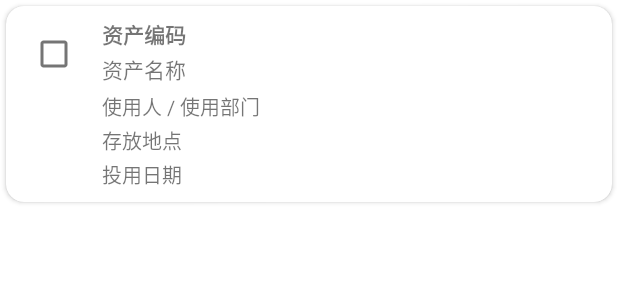
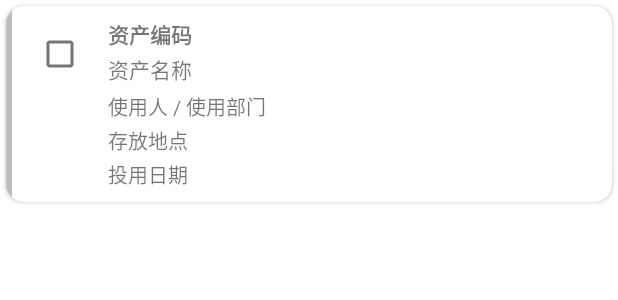
Before and after one commit to xuexizhe007/asset-inventory-app, an Android app: the layout item_asset.xml on its own in the app's theme, with its tools: preview values and no code run, on a phone screen of 412 x 824 dp. Shown: the top 300 px of the screen. Run offline under Robolectric (Android 15) with nearby library versions, the phone set to English and light mode, and no system bars.

Commit message:
v3-0.008

```diff
--- /dev/null
+++ b/app/src/main/res/drawable/bg_status_matched.xml
@@ -0,0 +1,5 @@
+<?xml version="1.0" encoding="utf-8"?>
+<shape xmlns:android="http://schemas.android.com/apk/res/android">
+    <solid android:color="@color/status_matched" />
+    <corners android:radius="12dp" />
+</shape>
--- /dev/null
+++ b/app/src/main/res/drawable/bg_status_mismatch.xml
@@ -0,0 +1,5 @@
+<?xml version="1.0" encoding="utf-8"?>
+<shape xmlns:android="http://schemas.android.com/apk/res/android">
+    <solid android:color="@color/status_mismatch" />
+    <corners android:radius="12dp" />
+</shape>
--- /dev/null
+++ b/app/src/main/res/drawable/bg_status_reprint.xml
@@ -0,0 +1,5 @@
+<?xml version="1.0" encoding="utf-8"?>
+<shape xmlns:android="http://schemas.android.com/apk/res/android">
+    <solid android:color="@color/status_reprint" />
+    <corners android:radius="12dp" />
+</shape>
--- /dev/null
+++ b/app/src/main/res/drawable/bg_status_unchecked.xml
@@ -0,0 +1,5 @@
+<?xml version="1.0" encoding="utf-8"?>
+<shape xmlns:android="http://schemas.android.com/apk/res/android">
+    <solid android:color="@color/status_unchecked" />
+    <corners android:radius="12dp" />
+</shape>
--- a/app/src/main/res/layout/item_asset.xml
+++ b/app/src/main/res/layout/item_asset.xml
@@ -10,6 +10,20 @@
     <LinearLayout
         android:layout_width="match_parent"
         android:layout_height="wrap_content"
+        android:orientation="horizontal">
+
+        <!-- 左侧状态色条 -->
+        <View
+            android:id="@+id/viewStatusBar"
+            android:layout_width="4dp"
+            android:layout_height="match_parent"
+            android:background="@color/status_unchecked" />
+
+        <!-- 内容区域 -->
+        <LinearLayout
+            android:layout_width="0dp"
+            android:layout_height="wrap_content"
+            android:layout_weight="1"
             android:orientation="horizontal"
             android:padding="8dp">
 
@@ -79,8 +93,10 @@
                 android:paddingRight="8dp"
                 android:paddingTop="4dp"
                 android:paddingBottom="4dp"
-            android:text="未盘点"
+                android:text="● 未盘点"
+                android:textSize="12sp"
                 android:textColor="@android:color/white" />
+        </LinearLayout>
     </LinearLayout>
 
 </androidx.cardview.widget.CardView>
--- a/app/src/main/res/values/colors.xml
+++ b/app/src/main/res/values/colors.xml
@@ -1,16 +1,34 @@
+<?xml version="1.0" encoding="utf-8"?>
 <resources>
-    <color name="color_primary">#4CAF50</color>
-    <color name="color_primary_dark">#388E3C</color>
-    <color name="color_primary_light">#C8E6C9</color>
-    <color name="color_secondary">#03A9F4</color>
-    <color name="color_secondary_dark">#0288D1</color>
-    <color name="color_secondary_light">#B3E5FC</color>
-    <color name="black">#000000</color>
-    <color name="white">#FFFFFF</color>
 
-    <!-- 盘点状态颜色，清新风格且互不相同 -->
-    <color name="status_unchecked">#B0BEC5</color>   <!-- 灰蓝 -->
-    <color name="status_matched">#81C784</color>     <!-- 淡绿 -->
-    <color name="status_mismatch">#FF8A65</color>   <!-- 橙红 -->
-    <color name="status_reprint">#FFD54F</color>    <!-- 亮黄 -->
+    <!-- 主题主色（绿色系，可按需要调整） -->
+    <color name="color_primary">#2E7D32</color>
+    <color name="color_primary_dark">#1B5E20</color>
+    <color name="color_primary_light">#E8F5E9</color>
+
+    <!-- 兼容老模板（如果主题里用的是这几个名字也不会报错） -->
+    <color name="colorPrimary">@color/color_primary</color>
+    <color name="colorPrimaryDark">@color/color_primary_dark</color>
+    <color name="colorAccent">#FF9800</color>
+
+    <!-- 文本颜色 -->
+    <color name="color_primary_text">#212121</color>
+    <color name="color_secondary_text">#666666</color>
+
+    <!-- 背景通用 -->
+    <color name="color_background">#FFFFFF</color>
+
+    <!-- 盘点状态颜色（Legend + 列表左侧色条 + 状态标签） -->
+    <!-- 未盘点：灰色 -->
+    <color name="status_unchecked">#BDBDBD</color>
+
+    <!-- 相符：绿色 -->
+    <color name="status_matched">#43A047</color>
+
+    <!-- 不相符：红色 -->
+    <color name="status_mismatch">#E53935</color>
+
+    <!-- 补打标签：橙色 -->
+    <color name="status_reprint">#FB8C00</color>
+
 </resources>
```
Also changed, not shown: app/src/main/java/com/example/assetinventory/ui/AssetAdapter.kt (+43 -28 lines), app/src/main/java/com/example/assetinventory/ui/MainActivity.kt (+41 -9 lines), app/src/main/res/layout/activity_main.xml (+15 -5 lines), app/src/main/res/layout/view_empty_state.xml (added, +33 -0 lines). Lines whose indentation alone changed are shown as unchanged.
